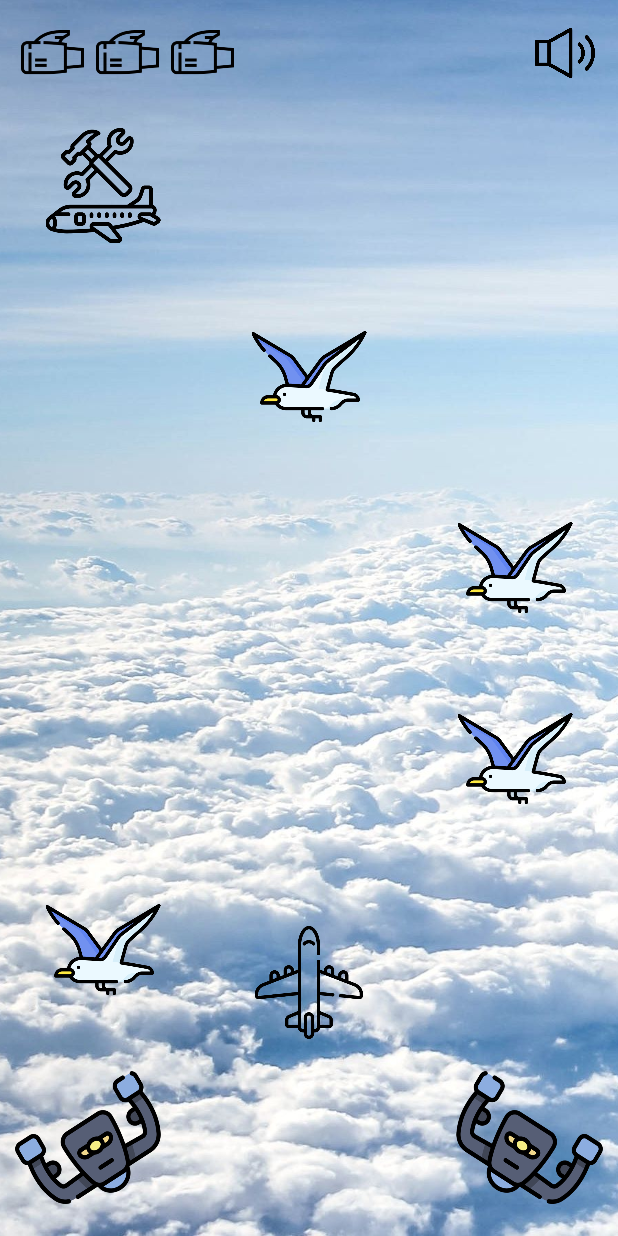
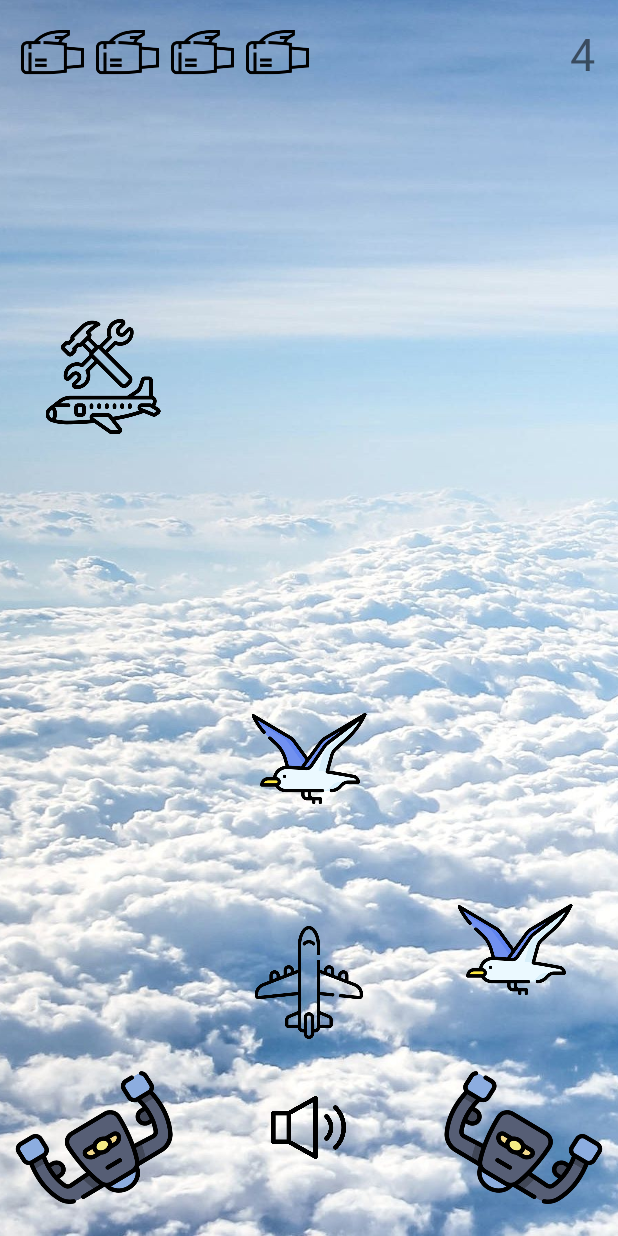
Before and after one commit to DorelSaig/Obstacles2, an Android app: the screen it shows after launch (MainActivity), on a phone screen of 412 x 824 dp. Run offline under Robolectric (Android 15) with nearby library versions, the phone set to English and light mode, and no system bars.

Commit message:
+ Adding play time display on the right corner - future score + Adding logic of game speed increment every 10 seconds + Relocate the music switch at the bottom center + Adding description comments to every function

```diff
--- a/app/src/main/java/com/example/obstacles2/MainActivity.java
+++ b/app/src/main/java/com/example/obstacles2/MainActivity.java
@@ -11,8 +11,10 @@ import android.os.Handler;
 import android.os.VibrationEffect;
 import android.os.Vibrator;
 import android.view.View;
+import android.widget.EditText;
 import android.widget.ImageButton;
 import android.widget.ImageView;
+import android.widget.TextView;
 import android.widget.Toast;
 
 
@@ -34,17 +36,20 @@ public class MainActivity extends AppCompatActivity {
     private ImageButton panel_BTN_Left;
     private ImageButton panel_BTN_volume;
 
+    private TextView panel_TXT_time;
+    private int count = 0;
+
     private ImageView[] panel_IMG_engines;
     private ImageView[] panel_IMG_airplane;
 
     private boolean volume = true;
 
-
     private int current = 1;
-    private int speed = 200;
+    private int speed = 500;
     private int i = 0;
     private int lives = MAX_LIVES;
 
+    private Timer timer_display;
     private Timer timer = new Timer();
     int obsChoose;
     int columnChoose;
@@ -54,6 +59,7 @@ public class MainActivity extends AppCompatActivity {
         super.onCreate(savedInstanceState);
         setContentView(R.layout.activity_main);
 
+        //Set Background Image Using Glide
         ImageView panel_IMG_background = findViewById(R.id.panel_IMG_background);
         Glide
                 .with(this)
@@ -61,6 +67,7 @@ public class MainActivity extends AppCompatActivity {
                 .centerCrop()
                 .into(panel_IMG_background);
 
+        //------- Init Panel --------
         findViews();
         initButtons();
 
@@ -80,13 +87,45 @@ public class MainActivity extends AppCompatActivity {
 
         super.onStart();
 
+            startTimer();
             startUI();
     }
 
+    //------- Play Time Counter For Future Score Board --------
+    private void startTimer() {
+        timer_display = new Timer();
+
+        // Timer Set and start running
+        timer_display.schedule(new TimerTask() {
+            @Override
+            public void run() {
+                runOnUiThread(new Runnable() {
+                    @Override
+                    public void run() {
+
+                        panel_TXT_time.setText(""+count);
+                        count++;
+
+                        //------- Every 10 Seconds Game Speed Increases by 30 millis if speed is more than 200 millis, else by 1 milli. --------
+                        if(count%10 == 0) {
+                            if(speed>200) {
+                                speed -= 50;
+                            } else {
+                                speed -=1;
+                            }
+                            timer.cancel();
+                            startUI();
+                        }
+
+                    }
+                });
+            }
+        }, 0, 1000);
+    }
+
+    //------- Responsible for the refresh of the UI every 'speed' milliseconds --------
     private void startUI() {
         timer = new Timer();
-
-        //path[0][columnChoose].setVisibility(View.VISIBLE);
 
         // Timer Set and start running
         timer.schedule(new TimerTask() {
@@ -106,21 +145,25 @@ public class MainActivity extends AppCompatActivity {
 
     }
 
+
     @Override
     protected void onStop() {
+        //------- Stop background  Music--------
         stopService(new Intent(MainActivity.this, SoundService.class));
 
         super.onStop();
+
+
         stopUI();
     }
 
-
+    //------- Stop UI movement and time count --------
     private void stopUI() {
         timer.cancel();
+        timer_display.cancel();
     }
 
-
-
+    //------- Check Collision Logic And Game State --------
     private void collisionCheck() {
         if (vals[4][current] == 1) {
 
@@ -130,6 +173,7 @@ public class MainActivity extends AppCompatActivity {
 
             final Toast toast = Toast.makeText(getApplicationContext(),"Engine "+lives+ " Down ",Toast.LENGTH_SHORT);
             toast.show();
+            //------- Due to const time of toast (Short = 2.5s, Long= 3.5s) to make it shorter I Used Handler That Cancel the Toast after 500 millis. --------
             Handler handler = new Handler();
             handler.postDelayed(new Runnable() {
                 @Override
@@ -161,6 +205,7 @@ public class MainActivity extends AppCompatActivity {
         }
     }
 
+    //------- Game UI Logic - First Working on int Matrix --------
     private void logic() {
         obsChoose = (int) Math.floor(Math.random()*NUM_OF_OBSTACLE_TYPES);
         columnChoose = (int) Math.floor(Math.random()*NUM_OF_COLUMNS);
@@ -181,6 +226,7 @@ public class MainActivity extends AppCompatActivity {
 
     }
 
+    //------- Game UI Logic - Second Working on the ImageView Matrix --------
     private void update_UI_logic() {
 
         for (int i = 0; i < path.length; i++) {
@@ -199,8 +245,10 @@ public class MainActivity extends AppCompatActivity {
         }
     }
 
+    //------- Game Over Tasks --------
         private void gameOver() {
             timer.cancel();
+            timer_display.cancel();
 
             Intent i = new Intent(MainActivity.this, GameOverActivity.class);
             startActivity(i);
@@ -208,7 +256,8 @@ public class MainActivity extends AppCompatActivity {
 
         }
 
-    //TODO make global function
+    //TODO make util function
+    //------- Vibrate Function --------
     private void vibrate(int millisecond) {
             Vibrator v = (Vibrator) getSystemService(Context.VIBRATOR_SERVICE);
             // Vibrate for 500 milliseconds
@@ -220,7 +269,8 @@ public class MainActivity extends AppCompatActivity {
             }
         }
 
-    //TODO make global function
+    //TODO make util function
+    //------- Sound Player --------
     private void playSound(int audio_mayday) {
 
         final MediaPlayer mp = MediaPlayer.create(this, audio_mayday);
@@ -228,7 +278,7 @@ public class MainActivity extends AppCompatActivity {
 
     }
 
-
+    //------- Initialize Buttons --------
     private void initButtons() {
         panel_BTN_Left.setOnClickListener((new View.OnClickListener() {
             @Override
@@ -266,6 +316,7 @@ public class MainActivity extends AppCompatActivity {
 
     }
 
+    //------- Player movement logic --------
     private void move(boolean direction) {
         if(direction && current<=1){
             panel_IMG_airplane[current].setVisibility(View.INVISIBLE);
@@ -278,6 +329,7 @@ public class MainActivity extends AppCompatActivity {
         }
     }
 
+    //------- Finding all views By ID --------
     private void findViews() {
 
         panel_BTN_Right = findViewById(R.id.panel_BTN_right);
@@ -285,6 +337,8 @@ public class MainActivity extends AppCompatActivity {
         panel_BTN_Left = findViewById(R.id.panel_BTN_left);
 
         panel_BTN_volume = findViewById(R.id.panel_BTN_volume);
+
+        panel_TXT_time = findViewById(R.id.panel_TXT_time);
 
         panel_IMG_engines = new ImageView[] {
                 findViewById(R.id.engine1),
--- a/app/src/main/res/layout/activity_main.xml
+++ b/app/src/main/res/layout/activity_main.xml
@@ -51,16 +51,17 @@
         android:src="@drawable/ic_engine"
         />
 
-    <ImageButton
-        android:id="@+id/panel_BTN_volume"
-        android:layout_width="40dp"
-        android:layout_height="40dp"
+    <TextView
+        android:id="@+id/panel_TXT_time"
+        android:layout_width="wrap_content"
+        android:layout_height="wrap_content"
         android:layout_alignTop="@+id/engine1"
         android:layout_alignParentEnd="true"
         android:layout_marginTop="5dp"
         android:layout_marginEnd="15dp"
-        android:background="@drawable/ic_volume_on"
-        />
+        android:textSize="30dp"
+         />
+
 
 
 
@@ -270,13 +271,16 @@
                 android:background="@drawable/ic_wheel_left"
                 android:text="Left" />
 
-            <ImageView
-                android:id="@+id/space_holder"
-                android:layout_width="0dp"
-                android:layout_height="match_parent"
-                android:layout_weight="1.5"
-                android:src="@drawable/ic_seagull"
-                android:visibility="invisible"/>
+            <ImageButton
+                android:id="@+id/panel_BTN_volume"
+                android:layout_width="50dp"
+                android:layout_height="50dp"
+                android:layout_alignTop="@+id/engine1"
+                android:layout_alignParentEnd="true"
+                android:layout_marginTop="30dp"
+                android:layout_marginStart="50dp"
+                android:layout_marginEnd="50dp"
+                android:background="@drawable/ic_volume_on" />
 
             <ImageButton
                 android:id="@+id/panel_BTN_right"
@@ -330,4 +334,5 @@
 
     </LinearLayout>
 
+
 </RelativeLayout>
```
